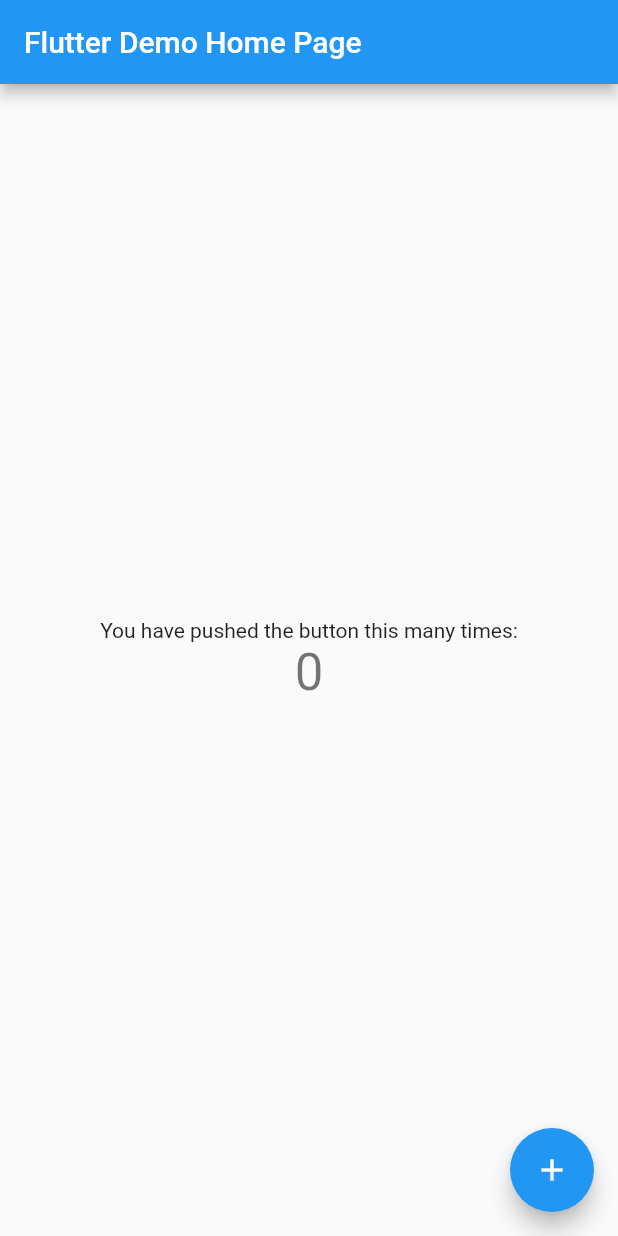
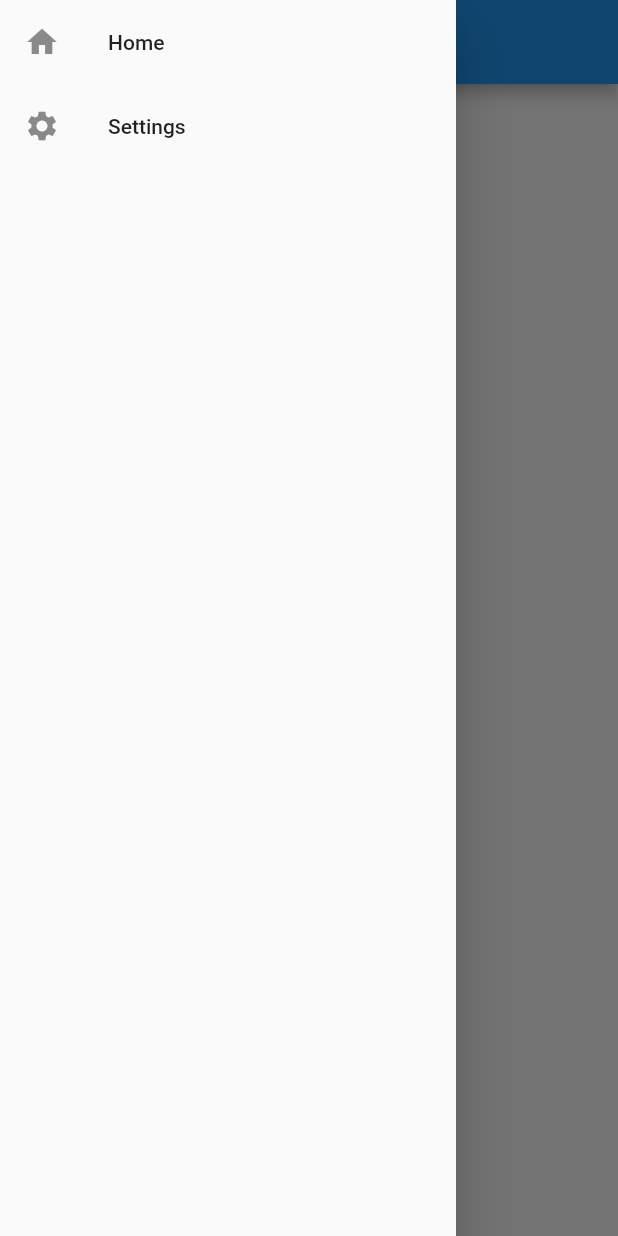
Before and after one commit to taworn-ta7/articles.flutter.change-theme, a Flutter app: the screen it shows after launch, with the side drawer open (before the commit the screen has no drawer), on a phone screen of 412 x 824 dp. Run offline on Flutter 3.47's test engine with Material 2 defaults, Android fonts, the phone set to English and light mode, and no system bars.

Commit message:
- add code

```diff
--- /dev/null
+++ b/change_theme/lib/common.dart
@@ -0,0 +1,54 @@
+import 'package:flutter/material.dart';
+import 'main.dart';
+
+/// Common singleton class.
+class Common {
+  static Common? _instance;
+
+  static Common instance() {
+    _instance ??= Common();
+    return _instance!;
+  }
+
+  Common();
+
+  // ----------------------------------------------------------------------
+
+  //
+  // Theme
+  //
+
+  /// Material color list.
+  static List<MaterialColor> themeList = [
+    Colors.blue,
+    Colors.lightBlue,
+    Colors.cyan,
+    Colors.teal,
+    Colors.green,
+    Colors.lightGreen,
+    Colors.lime,
+    Colors.yellow,
+    Colors.amber,
+    Colors.orange,
+    Colors.deepOrange,
+    Colors.red,
+    Colors.purple,
+    Colors.indigo,
+    Colors.brown,
+    Colors.grey,
+  ];
+
+  /// Current theme.
+  MaterialColor get currentTheme => themeList[_indexTheme];
+  int _indexTheme = 0;
+
+  /// Change current theme.
+  void changeTheme(BuildContext context, int index) {
+    if (index < 0 || index >= themeList.length) return;
+
+    if (_indexTheme != index) {
+      _indexTheme = index;
+      App.refresh(context);
+    }
+  }
+}
--- /dev/null
+++ b/change_theme/lib/drawer.dart
@@ -0,0 +1,42 @@
+import 'package:flutter/material.dart';
+
+class AppDrawer extends StatefulWidget {
+  const AppDrawer({
+    Key? key,
+  }) : super(key: key);
+
+  @override
+  _AppDrawerState createState() => _AppDrawerState();
+}
+
+class _AppDrawerState extends State<AppDrawer> {
+  @override
+  Widget build(BuildContext context) {
+    return Drawer(
+      child: ListView(
+        padding: EdgeInsets.zero,
+        children: [
+          // home
+          ListTile(
+            leading: const Icon(Icons.home),
+            title: const Text('Home'),
+            onTap: () {
+              Navigator.pop(context);
+              Navigator.popAndPushNamed(context, '/');
+            },
+          ),
+
+          // settings
+          ListTile(
+            leading: const Icon(Icons.settings),
+            title: const Text('Settings'),
+            onTap: () {
+              Navigator.pop(context);
+              Navigator.popAndPushNamed(context, '/settings');
+            },
+          ),
+        ],
+      ),
+    );
+  }
+}
--- a/change_theme/lib/main.dart
+++ b/change_theme/lib/main.dart
@@ -1,115 +1,70 @@
 import 'package:flutter/material.dart';
+import './drawer.dart';
+import './common.dart';
+import './settings.dart';
 
-void main() {
-  runApp(const MyApp());
+void main() => runApp(const App());
+
+// ----------------------------------------------------------------------
+
+class App extends StatefulWidget {
+  const App({Key? key}) : super(key: key);
+
+  @override
+  _AppState createState() => _AppState();
+
+  static void refresh(BuildContext context) =>
+      context.findAncestorStateOfType<_AppState>()?.refresh();
 }
 
-class MyApp extends StatelessWidget {
-  const MyApp({Key? key}) : super(key: key);
-
-  // This widget is the root of your application.
+class _AppState extends State<App> {
   @override
   Widget build(BuildContext context) {
     return MaterialApp(
-      title: 'Flutter Demo',
       theme: ThemeData(
-        // This is the theme of your application.
-        //
-        // Try running your application with "flutter run". You'll see the
-        // application has a blue toolbar. Then, without quitting the app, try
-        // changing the primarySwatch below to Colors.green and then invoke
-        // "hot reload" (press "r" in the console where you ran "flutter run",
-        // or simply save your changes to "hot reload" in a Flutter IDE).
-        // Notice that the counter didn't reset back to zero; the application
-        // is not restarted.
-        primarySwatch: Colors.blue,
+        primarySwatch: Common.instance().currentTheme,
       ),
-      home: const MyHomePage(title: 'Flutter Demo Home Page'),
+      routes: {
+        '/': (context) => const HomePage(),
+        '/settings': (context) => const SettingsPage(),
+      },
+      initialRoute: '/',
+      title: 'Change Theme',
+    );
+  }
+
+  void refresh() => setState(() {});
+}
+
+// ----------------------------------------------------------------------
+
+class HomePage extends StatefulWidget {
+  const HomePage({Key? key}) : super(key: key);
+
+  @override
+  _HomeState createState() => _HomeState();
+}
+
+class _HomeState extends State<HomePage> {
+  @override
+  Widget build(BuildContext context) {
+    return Scaffold(
+      appBar: AppBar(
+        title: const Text('Home'),
+      ),
+      drawer: const AppDrawer(),
+      body: SingleChildScrollView(
+        child: Padding(
+          padding: const EdgeInsets.all(32),
+          child: Column(
+            mainAxisAlignment: MainAxisAlignment.start,
+            crossAxisAlignment: CrossAxisAlignment.start,
+            children: const [
+              Text('Hello, world :)'),
+            ],
+          ),
+        ),
+      ),
     );
   }
 }
-
-class MyHomePage extends StatefulWidget {
-  const MyHomePage({Key? key, required this.title}) : super(key: key);
-
-  // This widget is the home page of your application. It is stateful, meaning
-  // that it has a State object (defined below) that contains fields that affect
-  // how it looks.
-
-  // This class is the configuration for the state. It holds the values (in this
-  // case the title) provided by the parent (in this case the App widget) and
-  // used by the build method of the State. Fields in a Widget subclass are
-  // always marked "final".
-
-  final String title;
-
-  @override
-  State<MyHomePage> createState() => _MyHomePageState();
-}
-
-class _MyHomePageState extends State<MyHomePage> {
-  int _counter = 0;
-
-  void _incrementCounter() {
-    setState(() {
-      // This call to setState tells the Flutter framework that something has
-      // changed in this State, which causes it to rerun the build method below
-      // so that the display can reflect the updated values. If we changed
-      // _counter without calling setState(), then the build method would not be
-      // called again, and so nothing would appear to happen.
-      _counter++;
-    });
-  }
-
-  @override
-  Widget build(BuildContext context) {
-    // This method is rerun every time setState is called, for instance as done
-    // by the _incrementCounter method above.
-    //
-    // The Flutter framework has been optimized to make rerunning build methods
-    // fast, so that you can just rebuild anything that needs updating rather
-    // than having to individually change instances of widgets.
-    return Scaffold(
-      appBar: AppBar(
-        // Here we take the value from the MyHomePage object that was created by
-        // the App.build method, and use it to set our appbar title.
-        title: Text(widget.title),
-      ),
-      body: Center(
-        // Center is a layout widget. It takes a single child and positions it
-        // in the middle of the parent.
-        child: Column(
-          // Column is also a layout widget. It takes a list of children and
-          // arranges them vertically. By default, it sizes itself to fit its
-          // children horizontally, and tries to be as tall as its parent.
-          //
-          // Invoke "debug painting" (press "p" in the console, choose the
-          // "Toggle Debug Paint" action from the Flutter Inspector in Android
-          // Studio, or the "Toggle Debug Paint" command in Visual Studio Code)
-          // to see the wireframe for each widget.
-          //
-          // Column has various properties to control how it sizes itself and
-          // how it positions its children. Here we use mainAxisAlignment to
-          // center the children vertically; the main axis here is the vertical
-          // axis because Columns are vertical (the cross axis would be
-          // horizontal).
-          mainAxisAlignment: MainAxisAlignment.center,
-          children: <Widget>[
-            const Text(
-              'You have pushed the button this many times:',
-            ),
-            Text(
-              '$_counter',
-              style: Theme.of(context).textTheme.headline4,
-            ),
-          ],
-        ),
-      ),
-      floatingActionButton: FloatingActionButton(
-        onPressed: _incrementCounter,
-        tooltip: 'Increment',
-        child: const Icon(Icons.add),
-      ), // This trailing comma makes auto-formatting nicer for build methods.
-    );
-  }
-}
```
Also changed, not shown: change_theme/lib/settings.dart (added, +64 -0 lines), 1 other file.
